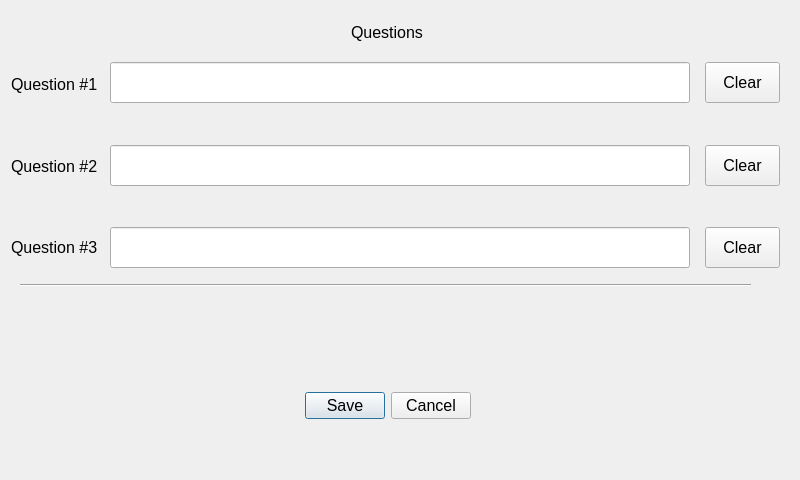
BuzzSiler/keycodebox-key, file Key/dlgeditquestions.ui: the form before one commit.
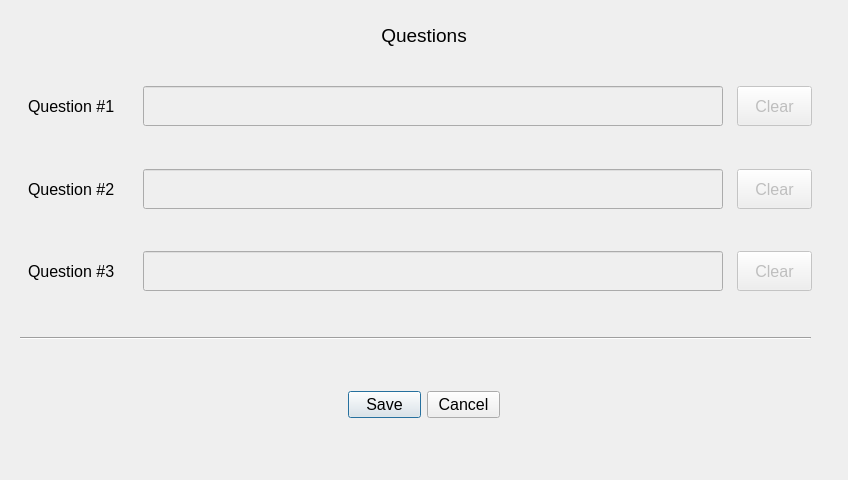
The form after the commit. Custom widgets are drawn as their Qt base class.

Commit message:
Many changes related to questions dialogs and code edit validation
Incorporated suggestion to user lock selection:
    - Show locks unselected
    - Unselected locks are normal while selected locks are green
In code edit, many changes to validate code entry.
Changed question dialogs to be full screen and correct width and
added logic to ensure all questions are answered and that questions
are added in order, e.g., no question 2 without a question 1, etc.

Patch:
```diff
--- a/Key/dlgeditquestions.ui
+++ b/Key/dlgeditquestions.ui
@@ -6,7 +6,7 @@
    <rect>
     <x>0</x>
     <y>0</y>
-    <width>800</width>
+    <width>848</width>
     <height>480</height>
    </rect>
   </property>
@@ -28,10 +28,10 @@
    <widget class="QDialogButtonBox" name="buttonBoxQuestions">
     <property name="geometry">
      <rect>
-      <x>230</x>
+      <x>348</x>
       <y>380</y>
-      <width>241</width>
-      <height>51</height>
+      <width>152</width>
+      <height>50</height>
      </rect>
     </property>
     <property name="font">
@@ -46,164 +46,90 @@
      <set>QDialogButtonBox::Cancel|QDialogButtonBox::Save</set>
     </property>
    </widget>
-   <widget class="QLabel" name="lblQuestion1">
-    <property name="geometry">
-     <rect>
-      <x>11</x>
-      <y>70</y>
-      <width>101</width>
-      <height>28</height>
-     </rect>
-    </property>
-    <property name="font">
-     <font>
-      <pointsize>12</pointsize>
-     </font>
-    </property>
-    <property name="text">
-     <string>Question #1</string>
-    </property>
-   </widget>
-   <widget class="QLabel" name="lblQuestion2">
-    <property name="geometry">
-     <rect>
-      <x>11</x>
-      <y>152</y>
-      <width>101</width>
-      <height>28</height>
-     </rect>
-    </property>
-    <property name="font">
-     <font>
-      <pointsize>12</pointsize>
-     </font>
-    </property>
-    <property name="text">
-     <string>Question #2</string>
-    </property>
-   </widget>
-   <widget class="QLabel" name="lblQuestion3">
-    <property name="geometry">
-     <rect>
-      <x>11</x>
-      <y>233</y>
-      <width>101</width>
-      <height>28</height>
-     </rect>
-    </property>
-    <property name="font">
-     <font>
-      <pointsize>12</pointsize>
-     </font>
-    </property>
-    <property name="text">
-     <string>Question #3</string>
-    </property>
-   </widget>
    <widget class="QLabel" name="lblQuestionsTitle">
     <property name="geometry">
      <rect>
-      <x>351</x>
+      <x>362</x>
       <y>20</y>
-      <width>81</width>
-      <height>25</height>
+      <width>124</width>
+      <height>30</height>
      </rect>
     </property>
     <property name="font">
      <font>
-      <pointsize>12</pointsize>
+      <pointsize>14</pointsize>
      </font>
     </property>
     <property name="text">
      <string>Questions</string>
     </property>
-   </widget>
-   <widget class="CClickableLineEdit" name="edtQuestion1">
-    <property name="geometry">
-     <rect>
-      <x>110</x>
-      <y>62</y>
-      <width>580</width>
-      <height>41</height>
-     </rect>
+    <property name="alignment">
+     <set>Qt::AlignCenter</set>
     </property>
-    <property name="font">
-     <font>
-      <pointsize>12</pointsize>
-     </font>
-    </property>
-    <property name="maxLength">
-     <number>100</number>
-    </property>
-    <property name="readOnly">
-     <bool>true</bool>
-    </property>
    </widget>
-   <widget class="QPushButton" name="clrQuestion1">
+   <widget class="Line" name="lnSeparator">
     <property name="geometry">
      <rect>
-      <x>705</x>
-      <y>62</y>
-      <width>75</width>
-      <height>41</height>
+      <x>20</x>
+      <y>330</y>
+      <width>791</width>
+      <height>16</height>
      </rect>
     </property>
-    <property name="font">
-     <font>
-      <pointsize>12</pointsize>
-     </font>
+    <property name="orientation">
+     <enum>Qt::Horizontal</enum>
     </property>
-    <property name="text">
-     <string>Clear</string>
-    </property>
    </widget>
-   <widget class="CClickableLineEdit" name="edtQuestion2">
+   <widget class="QWidget" name="">
     <property name="geometry">
      <rect>
-      <x>110</x>
-      <y>145</y>
-      <width>580</width>
-      <height>41</height>
+      <x>20</x>
+      <y>250</y>
+      <width>801</width>
+      <height>42</height>
      </rect>
     </property>
-    <property name="font">
-     <font>
-      <pointsize>12</pointsize>
-     </font>
-    </property>
-    <property name="text">
-     <string/>
-    </property>
-    <property name="maxLength">
-     <number>100</number>
-    </property>
-   </widget>
-   <widget class="QPushButton" name="clrQuestion2">
-    <property name="geometry">
-     <rect>
-      <x>705</x>
-      <y>145</y>
-      <width>75</width>
-      <height>41</height>
-     </rect>
-    </property>
+    <layout class="QHBoxLayout" name="horizontalLayout">
+     <item>
+      <widget class="QLabel" name="lblQuestion3">
+       <property name="minimumSize">
+        <size>
+         <width>101</width>
+         <height>40</height>
+        </size>
+       </property>
+       <property name="maximumSize">
+        <size>
+         <width>101</width>
+         <height>40</height>
+        </size>
+       </property>
     <property name="font">
      <font>
       <pointsize>12</pointsize>
      </font>
     </property>
     <property name="text">
-     <string>Clear</string>
-    </property>
-   </widget>
+        <string>Question #3</string>
+       </property>
+      </widget>
+     </item>
+     <item>
    <widget class="CClickableLineEdit" name="edtQuestion3">
-    <property name="geometry">
-     <rect>
-      <x>110</x>
-      <y>227</y>
+       <property name="enabled">
+        <bool>false</bool>
+       </property>
+       <property name="minimumSize">
+        <size>
       <width>580</width>
-      <height>41</height>
-     </rect>
+         <height>40</height>
+        </size>
+       </property>
+       <property name="maximumSize">
+        <size>
+         <width>580</width>
+         <height>40</height>
+        </size>
     </property>
     <property name="font">
      <font>
@@ -220,36 +146,221 @@
      <bool>true</bool>
     </property>
    </widget>
+     </item>
+     <item>
    <widget class="QPushButton" name="clrQuestion3">
+       <property name="enabled">
+        <bool>false</bool>
+       </property>
+       <property name="minimumSize">
+        <size>
+         <width>75</width>
+         <height>40</height>
+        </size>
+       </property>
+       <property name="maximumSize">
+        <size>
+         <width>75</width>
+         <height>40</height>
+        </size>
+       </property>
+       <property name="font">
+        <font>
+         <pointsize>12</pointsize>
+        </font>
+       </property>
+       <property name="text">
+        <string>Clear</string>
+       </property>
+      </widget>
+     </item>
+    </layout>
+   </widget>
+   <widget class="QWidget" name="">
     <property name="geometry">
      <rect>
-      <x>705</x>
-      <y>227</y>
-      <width>75</width>
-      <height>41</height>
+      <x>20</x>
+      <y>168</y>
+      <width>801</width>
+      <height>42</height>
      </rect>
     </property>
+    <layout class="QHBoxLayout" name="horizontalLayout_2">
+     <item>
+      <widget class="QLabel" name="lblQuestion2">
+       <property name="minimumSize">
+        <size>
+         <width>101</width>
+         <height>40</height>
+        </size>
+       </property>
+       <property name="maximumSize">
+        <size>
+         <width>101</width>
+         <height>40</height>
+        </size>
+       </property>
     <property name="font">
      <font>
       <pointsize>12</pointsize>
      </font>
     </property>
     <property name="text">
+        <string>Question #2</string>
+       </property>
+      </widget>
+     </item>
+     <item>
+      <widget class="CClickableLineEdit" name="edtQuestion2">
+       <property name="enabled">
+        <bool>false</bool>
+       </property>
+       <property name="minimumSize">
+        <size>
+         <width>580</width>
+         <height>40</height>
+        </size>
+       </property>
+       <property name="maximumSize">
+        <size>
+         <width>580</width>
+         <height>40</height>
+        </size>
+       </property>
+       <property name="font">
+        <font>
+         <pointsize>12</pointsize>
+        </font>
+       </property>
+       <property name="text">
+        <string/>
+       </property>
+       <property name="maxLength">
+        <number>100</number>
+       </property>
+      </widget>
+     </item>
+     <item>
+      <widget class="QPushButton" name="clrQuestion2">
+       <property name="enabled">
+        <bool>false</bool>
+       </property>
+       <property name="minimumSize">
+        <size>
+         <width>75</width>
+         <height>40</height>
+        </size>
+       </property>
+       <property name="maximumSize">
+        <size>
+         <width>75</width>
+         <height>40</height>
+        </size>
+       </property>
+       <property name="font">
+        <font>
+         <pointsize>12</pointsize>
+        </font>
+       </property>
+       <property name="text">
      <string>Clear</string>
     </property>
    </widget>
-   <widget class="Line" name="lnSeparator">
+     </item>
+    </layout>
+   </widget>
+   <widget class="QWidget" name="">
     <property name="geometry">
      <rect>
       <x>20</x>
-      <y>277</y>
-      <width>731</width>
-      <height>16</height>
+      <y>85</y>
+      <width>801</width>
+      <height>42</height>
      </rect>
     </property>
-    <property name="orientation">
-     <enum>Qt::Horizontal</enum>
-    </property>
+    <layout class="QHBoxLayout" name="horizontalLayout_3">
+     <item>
+      <widget class="QLabel" name="lblQuestion1">
+       <property name="minimumSize">
+        <size>
+         <width>101</width>
+         <height>40</height>
+        </size>
+       </property>
+       <property name="maximumSize">
+        <size>
+         <width>101</width>
+         <height>40</height>
+        </size>
+       </property>
+       <property name="font">
+        <font>
+         <pointsize>12</pointsize>
+        </font>
+       </property>
+       <property name="text">
+        <string>Question #1</string>
+       </property>
+      </widget>
+     </item>
+     <item>
+      <widget class="CClickableLineEdit" name="edtQuestion1">
+       <property name="enabled">
+        <bool>false</bool>
+       </property>
+       <property name="minimumSize">
+        <size>
+         <width>580</width>
+         <height>40</height>
+        </size>
+       </property>
+       <property name="maximumSize">
+        <size>
+         <width>580</width>
+         <height>40</height>
+        </size>
+       </property>
+       <property name="font">
+        <font>
+         <pointsize>12</pointsize>
+        </font>
+       </property>
+       <property name="maxLength">
+        <number>100</number>
+       </property>
+       <property name="readOnly">
+        <bool>true</bool>
+       </property>
+      </widget>
+     </item>
+     <item>
+      <widget class="QPushButton" name="clrQuestion1">
+       <property name="enabled">
+        <bool>false</bool>
+       </property>
+       <property name="minimumSize">
+        <size>
+         <width>75</width>
+         <height>40</height>
+        </size>
+       </property>
+       <property name="maximumSize">
+        <size>
+         <width>75</width>
+         <height>40</height>
+        </size>
+       </property>
+       <property name="font">
+        <font>
+         <pointsize>12</pointsize>
+        </font>
+       </property>
+       <property name="text">
+        <string>Clear</string>
+       </property>
+      </widget>
+     </item>
+    </layout>
    </widget>
   </widget>
  </widget>
```
Lines whose indentation alone changed are shown as unchanged. The commit also changes 25 other files.
